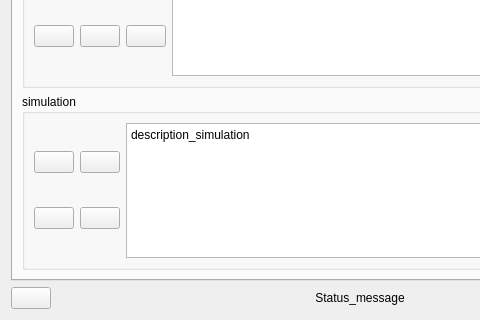
Old version of the form districts/districts_dialog_base.ui in the repository equa/IDA-Districts; both pictures show x 0 to 480 and y 344 to 664 of the 731 by 664 pixel window.
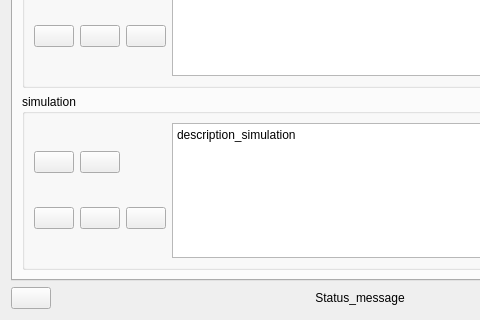
New version of the form. The open tabs and pages were chosen to show the change. Icons and pictures are not drawn. Custom widgets are drawn as their Qt base class.

```diff
--- a/districts/districts_dialog_base.ui
+++ b/districts/districts_dialog_base.ui
@@ -1455,6 +1455,16 @@
               </property>
              </widget>
             </item>
+            <item row="1" column="2">
+             <widget class="QPushButton" name="btn_staticPipeSizing">
+              <property name="toolTip">
+               <string>&lt;html&gt;&lt;head/&gt;&lt;body&gt;&lt;p&gt;Static pipe sizing: iteration of simulation and pipe sizing until the pipe dimensions do not change anymore&lt;/p&gt;&lt;/body&gt;&lt;/html&gt;</string>
+              </property>
+              <property name="text">
+               <string/>
+              </property>
+             </widget>
+            </item>
             <item row="1" column="0">
              <widget class="QPushButton" name="btn_featureModels">
               <property name="toolTip">
```
